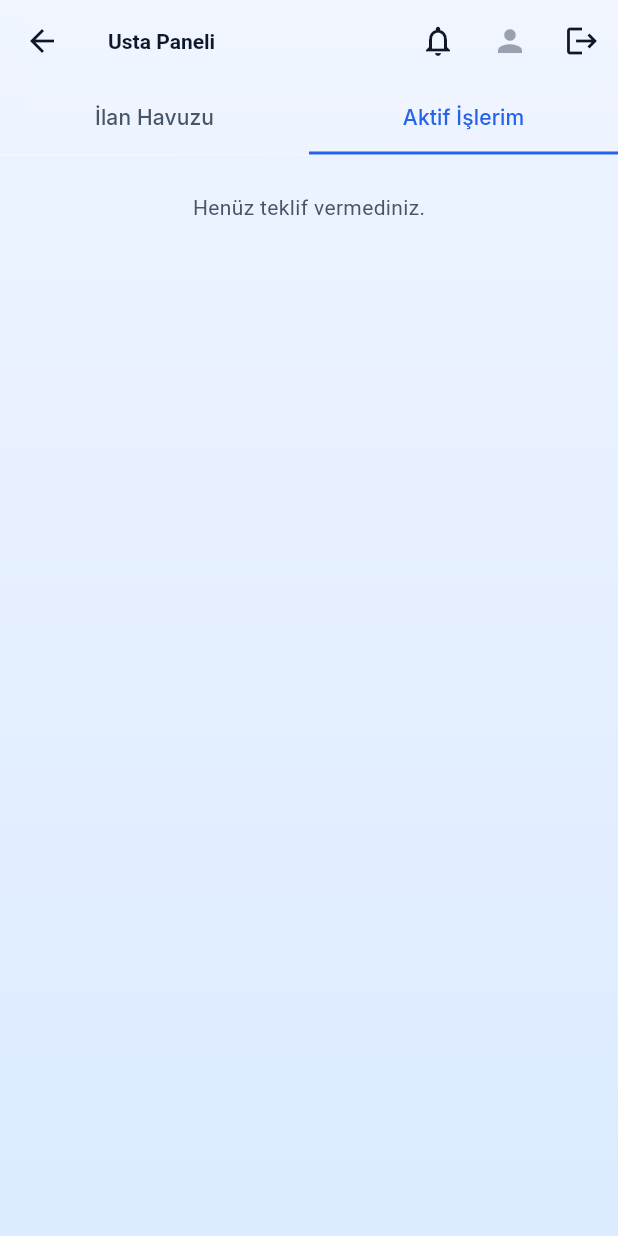
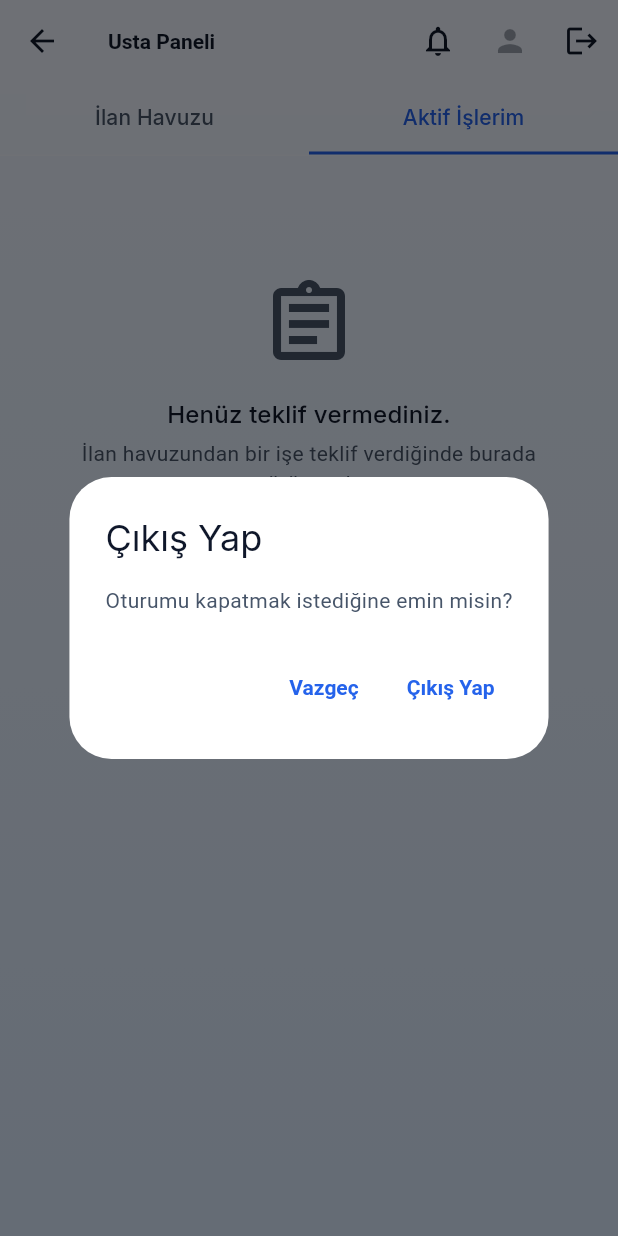
Before and after one commit to ercinnn/usta_didim, a Flutter app: the ProviderHomeScreen screen opened directly, tab 2 chosen, after a tap on the "logout" icon, on a phone screen of 412 x 824 dp. Run offline on Flutter 3.47's test engine with Material 3 defaults, Android fonts, the phone set to English and light mode, and no system bars; our stand-ins replace firebase_core, firebase_messaging, flutter_riverpod, google_fonts, image_picker, supabase_flutter; accounts and stored records are empty.

Commit message:
Polish provider home screen for a more professional look
Logout had the same no-confirmation misclick bug as the customer
screen; added the same confirm dialog. Replaced bare-sentence empty
states and raw error text on both tabs (job pool, active jobs) with
branded icon+heading states and a retry action, matching
customer_home_screen.dart. Rebased spacing onto GlassSpacing tokens.

Co-Authored-By: Claude Sonnet 5 <noreply@anthropic.com>

```diff
--- a/lib/features/offers/presentation/job_pool_tab.dart
+++ b/lib/features/offers/presentation/job_pool_tab.dart
@@ -2,6 +2,7 @@ import 'package:flutter/material.dart';
 import 'package:flutter_riverpod/flutter_riverpod.dart';
 
 import '../../../core/theme/glass_colors.dart';
+import '../../../core/theme/glass_spacing.dart';
 import '../../../core/widgets/glass_service_card.dart';
 import '../../requests/presentation/request_providers.dart';
 import 'job_opportunity_detail_screen.dart';
@@ -22,19 +23,35 @@ class JobPoolTab extends ConsumerWidget {
             return ListView(
               children: [
                 Padding(
-                  padding: const EdgeInsets.all(24),
-                  child: Center(
-                    child: Text(
-                      'Kategorinizde açık iş fırsatı yok.',
-                      style: TextStyle(color: GlassColors.textSecondary(brightness)),
-                    ),
+                  padding: const EdgeInsets.all(GlassSpacing.xl),
+                  child: Column(
+                    children: [
+                      const SizedBox(height: GlassSpacing.xxl),
+                      Icon(
+                        Icons.work_off_outlined,
+                        size: 64,
+                        color: GlassColors.textSecondary(brightness),
+                      ),
+                      const SizedBox(height: GlassSpacing.md),
+                      Text(
+                        'Kategorinizde açık iş fırsatı yok.',
+                        textAlign: TextAlign.center,
+                        style: Theme.of(context).textTheme.titleMedium,
+                      ),
+                      const SizedBox(height: GlassSpacing.xs),
+                      Text(
+                        'Kategorine uygun yeni ilanlar açıldığında burada görünecek.',
+                        textAlign: TextAlign.center,
+                        style: Theme.of(context).textTheme.bodyMedium,
+                      ),
+                    ],
                   ),
                 ),
               ],
             );
           }
           return ListView.builder(
-            padding: const EdgeInsets.symmetric(vertical: 8),
+            padding: const EdgeInsets.symmetric(vertical: GlassSpacing.sm),
             itemCount: jobs.length,
             itemBuilder: (context, index) {
               final job = jobs[index];
@@ -59,7 +76,7 @@ class JobPoolTab extends ConsumerWidget {
                           const SizedBox(height: 2),
                           Text(
                             job.neighborhood,
-                            style: TextStyle(color: GlassColors.textSecondary(brightness)),
+                            style: Theme.of(context).textTheme.bodyMedium,
                           ),
                         ],
                       ),
@@ -72,7 +89,41 @@ class JobPoolTab extends ConsumerWidget {
           );
         },
         loading: () => const Center(child: CircularProgressIndicator()),
-        error: (error, _) => Center(child: Text('Hata: $error')),
+        error: (error, _) => ListView(
+          children: [
+            Padding(
+              padding: const EdgeInsets.all(GlassSpacing.xl),
+              child: Column(
+                children: [
+                  const SizedBox(height: GlassSpacing.xxl),
+                  const Icon(
+                    Icons.error_outline,
+                    size: 64,
+                    color: GlassColors.error,
+                  ),
+                  const SizedBox(height: GlassSpacing.md),
+                  Text(
+                    'İş fırsatları yüklenirken bir hata oluştu.',
+                    textAlign: TextAlign.center,
+                    style: Theme.of(context).textTheme.titleMedium,
+                  ),
+                  const SizedBox(height: GlassSpacing.xs),
+                  Text(
+                    '$error',
+                    textAlign: TextAlign.center,
+                    style: Theme.of(context).textTheme.bodyMedium,
+                  ),
+                  const SizedBox(height: GlassSpacing.md),
+                  TextButton.icon(
+                    onPressed: () => ref.invalidate(jobPoolProvider),
+                    icon: const Icon(Icons.refresh),
+                    label: const Text('Tekrar Dene'),
+                  ),
+                ],
+              ),
+            ),
+          ],
+        ),
       ),
     );
   }
--- a/lib/features/offers/presentation/my_active_jobs_screen.dart
+++ b/lib/features/offers/presentation/my_active_jobs_screen.dart
@@ -3,6 +3,7 @@ import 'package:flutter_riverpod/flutter_riverpod.dart';
 
 import '../../../core/theme/app_text_styles.dart';
 import '../../../core/theme/glass_colors.dart';
+import '../../../core/theme/glass_spacing.dart';
 import '../../../core/widgets/glass_service_card.dart';
 import '../../messages/presentation/chat_screen.dart';
 import '../domain/offer_status.dart';
@@ -25,19 +26,35 @@ class MyActiveJobsTab extends ConsumerWidget {
             return ListView(
               children: [
                 Padding(
-                  padding: const EdgeInsets.all(24),
-                  child: Center(
-                    child: Text(
-                      'Henüz teklif vermediniz.',
-                      style: TextStyle(color: GlassColors.textSecondary(brightness)),
-                    ),
+                  padding: const EdgeInsets.all(GlassSpacing.xl),
+                  child: Column(
+                    children: [
+                      const SizedBox(height: GlassSpacing.xxl),
+                      Icon(
+                        Icons.assignment_outlined,
+                        size: 64,
+                        color: GlassColors.textSecondary(brightness),
+                      ),
+                      const SizedBox(height: GlassSpacing.md),
+                      Text(
+                        'Henüz teklif vermediniz.',
+                        textAlign: TextAlign.center,
+                        style: Theme.of(context).textTheme.titleMedium,
+                      ),
+                      const SizedBox(height: GlassSpacing.xs),
+                      Text(
+                        'İlan havuzundan bir işe teklif verdiğinde burada görünecek.',
+                        textAlign: TextAlign.center,
+                        style: Theme.of(context).textTheme.bodyMedium,
+                      ),
+                    ],
                   ),
                 ),
               ],
             );
           }
           return ListView.builder(
-            padding: const EdgeInsets.symmetric(vertical: 8),
+            padding: const EdgeInsets.symmetric(vertical: GlassSpacing.sm),
             itemCount: offers.length,
             itemBuilder: (context, index) {
               final offer = offers[index];
@@ -66,7 +83,7 @@ class MyActiveJobsTab extends ConsumerWidget {
                             const SizedBox(height: 2),
                             Text(
                               offer.requestNeighborhood!,
-                              style: TextStyle(color: GlassColors.textSecondary(brightness)),
+                              style: Theme.of(context).textTheme.bodyMedium,
                             ),
                           ],
                         ],
@@ -96,7 +113,41 @@ class MyActiveJobsTab extends ConsumerWidget {
           );
         },
         loading: () => const Center(child: CircularProgressIndicator()),
-        error: (error, _) => Center(child: Text('Hata: $error')),
+        error: (error, _) => ListView(
+          children: [
+            Padding(
+              padding: const EdgeInsets.all(GlassSpacing.xl),
+              child: Column(
+                children: [
+                  const SizedBox(height: GlassSpacing.xxl),
+                  const Icon(
+                    Icons.error_outline,
+                    size: 64,
+                    color: GlassColors.error,
+                  ),
+                  const SizedBox(height: GlassSpacing.md),
+                  Text(
+                    'Teklifleriniz yüklenirken bir hata oluştu.',
+                    textAlign: TextAlign.center,
+                    style: Theme.of(context).textTheme.titleMedium,
+                  ),
+                  const SizedBox(height: GlassSpacing.xs),
+                  Text(
+                    '$error',
+                    textAlign: TextAlign.center,
+                    style: Theme.of(context).textTheme.bodyMedium,
+                  ),
+                  const SizedBox(height: GlassSpacing.md),
+                  TextButton.icon(
+                    onPressed: () => ref.invalidate(myOffersProvider),
+                    icon: const Icon(Icons.refresh),
+                    label: const Text('Tekrar Dene'),
+                  ),
+                ],
+              ),
+            ),
+          ],
+        ),
       ),
     );
   }
--- a/lib/features/offers/presentation/provider_home_screen.dart
+++ b/lib/features/offers/presentation/provider_home_screen.dart
@@ -39,7 +39,8 @@ class ProviderHomeScreen extends ConsumerWidget {
             ),
             IconButton(
               icon: const Icon(Icons.logout),
-              onPressed: () => ref.read(authRepositoryProvider).signOut(),
+              tooltip: 'Çıkış Yap',
+              onPressed: () => _confirmSignOut(context, ref),
             ),
           ],
           bottom: const TabBar(
@@ -58,4 +59,27 @@ class ProviderHomeScreen extends ConsumerWidget {
       ),
     );
   }
+
+  Future<void> _confirmSignOut(BuildContext context, WidgetRef ref) async {
+    final shouldSignOut = await showDialog<bool>(
+      context: context,
+      builder: (dialogContext) => AlertDialog(
+        title: const Text('Çıkış Yap'),
+        content: const Text('Oturumu kapatmak istediğine emin misin?'),
+        actions: [
+          TextButton(
+            onPressed: () => Navigator.of(dialogContext).pop(false),
+            child: const Text('Vazgeç'),
+          ),
+          TextButton(
+            onPressed: () => Navigator.of(dialogContext).pop(true),
+            child: const Text('Çıkış Yap'),
+          ),
+        ],
+      ),
+    );
+    if (shouldSignOut ?? false) {
+      await ref.read(authRepositoryProvider).signOut();
+    }
+  }
 }
```
